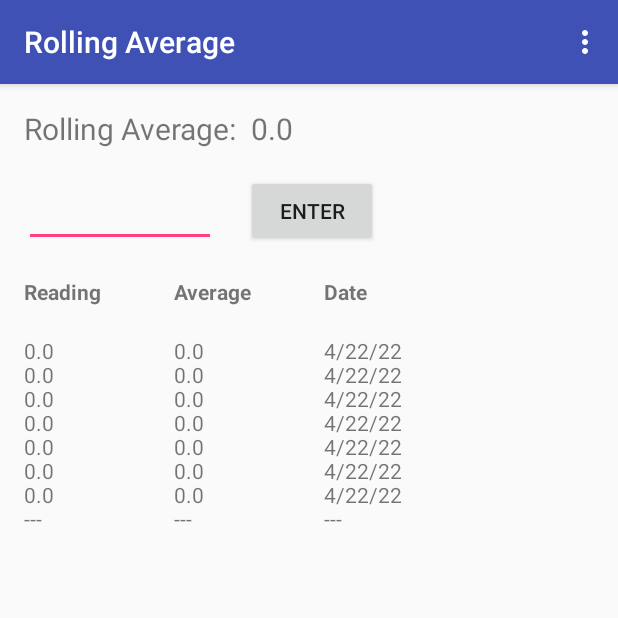
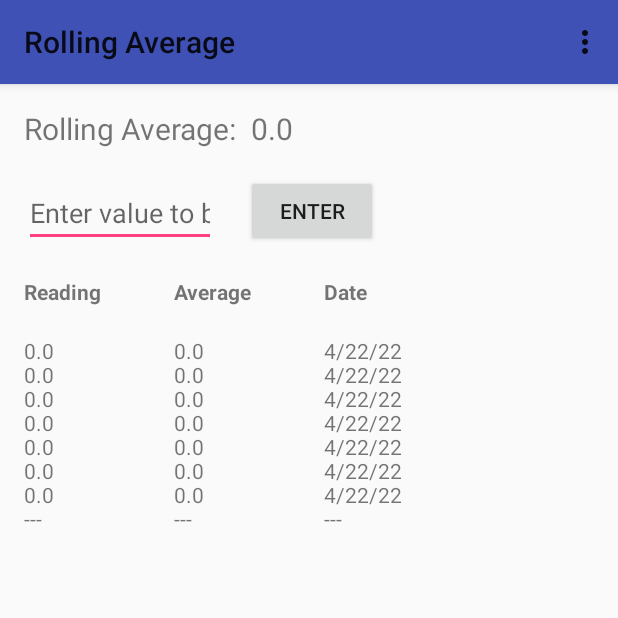
Before and after one commit to moandal/rolling-average, an Android app: the screen it shows after launch (MainActivity), on a phone screen of 412 x 824 dp, the top half of it. Run offline under Robolectric (Android 15) with nearby library versions, the phone set to English and light mode, and no system bars.

Commit message:
Bug fixes

```diff
--- a/app/build.gradle
+++ b/app/build.gradle
@@ -16,8 +16,8 @@ android {
         applicationId "com.moandal.rollingaverage"
         minSdkVersion 16
         targetSdkVersion 32
-        versionCode 8
-        versionName "1.3.3"
+        versionCode 10
+        versionName "1.4.0"
     }
     buildTypes {
         release {
--- a/app/src/main/java/com/moandal/rollingaverage/MainActivity.java
+++ b/app/src/main/java/com/moandal/rollingaverage/MainActivity.java
@@ -17,8 +17,10 @@ import java.util.Arrays;
 import java.util.Date;
 import java.util.Locale;
 
-//Todo Dark theme
+//Todo convert to Kotlin
 //Todo Option to export data to a file
+//Todo Keep track of more than one average
+//Todo Average blood pressure
 
 public class MainActivity extends AppCompatActivity {
 
--- a/app/src/main/res/layout/activity_main.xml
+++ b/app/src/main/res/layout/activity_main.xml
@@ -29,14 +29,15 @@
         android:textSize="20sp" />
 
     <EditText
+        android:id="@+id/editWeight"
         android:layout_width="wrap_content"
         android:layout_height="wrap_content"
-        android:inputType="numberDecimal"
-        android:ems="6"
-        android:id="@+id/editWeight"
         android:layout_below="@+id/textAverage"
         android:layout_alignParentStart="true"
-        android:layout_marginTop="20dp" />
+        android:layout_marginTop="20dp"
+        android:ems="6"
+        android:hint="Enter value to be averaged"
+        android:inputType="numberDecimal" />
 
     <Button
         android:layout_width="wrap_content"
--- a/app/src/main/res/values/styles.xml
+++ b/app/src/main/res/values/styles.xml
@@ -1,8 +1,6 @@
 <resources>
 
-    <!-- Base application theme. -->
-    <style name="AppTheme" parent="Base.Theme.AppCompat.Light.DarkActionBar">
-        <!-- Customize your theme here. -->
+    <style name="AppTheme" parent="Theme.AppCompat.DayNight">
         <item name="colorPrimary">@color/colorPrimary</item>
         <item name="colorPrimaryDark">@color/colorPrimaryDark</item>
         <item name="colorAccent">@color/colorAccent</item>
```
Also changed, not shown: 1 other file.
